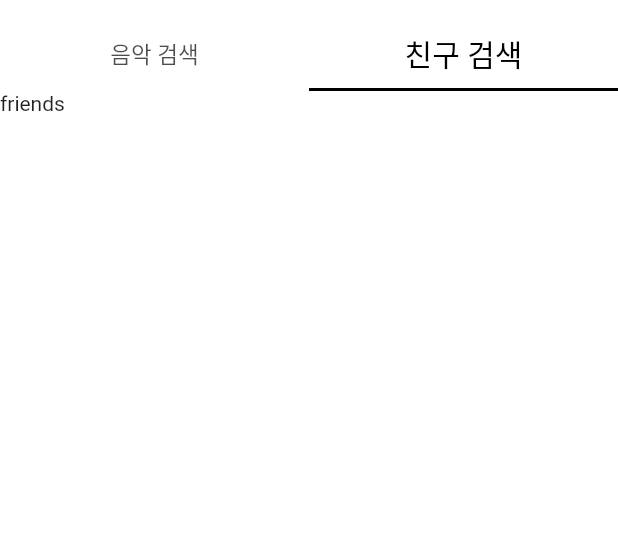
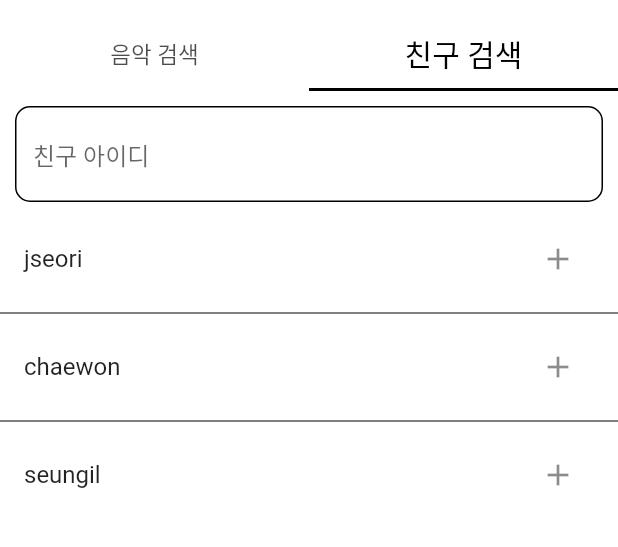
Before and after one commit to redundant4u/MusicMate, a Flutter app: the SearchPage screen opened directly, tab 2 chosen, on a phone screen of 412 x 824 dp, the part 65-612 px from its top. Run offline on Flutter 3.47's test engine with Material 2 defaults, Android fonts, the phone set to English and light mode, and no system bars; our stand-ins replace audioplayers, sqflite; accounts and stored records are empty.

Commit message:
[S] Add major function 2

```diff
--- a/music_mate/lib/DB/DBHelper.dart
+++ b/music_mate/lib/DB/DBHelper.dart
@@ -18,8 +18,9 @@ class DB {
       join(await getDatabasesPath(), databaseName),
       version: 1,
       onCreate: (Database db, int version) async {
-        await db.execute("CREATE TABLE user   (id INTEGER PRIMARY KEY AUTOINCREMENT NOT NULL, name TEXT, nick_name TEXT, password TEXT)");
+        await db.execute("CREATE TABLE user   (id INTEGER PRIMARY KEY AUTOINCREMENT NOT NULL, name TEXT, nickName TEXT, password TEXT)");
         await db.execute("CREATE TABLE music  (id INTEGER PRIMARY KEY AUTOINCREMENT NOT NULL, name TEXT, artist TEXT, url TEXT)");
+        await db.execute("CREATE TABLE friend (id INTEGER PRIMARY KEY AUTOINCREMENT NOT NULL, name TEXT, nickName TEXT)");
 
         await db.execute("INSERT INTO music VALUES(1, '걘 아니야 pt.2', 'PENOMECO', 'https://p.scdn.co/mp3-preview/2ac71d872afdd43422743ab5bb87c863bb312db6?cid=774b29d4f13844c495f206cafdad9c86')");
         await db.execute("INSERT INTO music VALUES(2, 'ASAP', 'STAYC', 'https://p.scdn.co/mp3-preview/a81224931c8796a921098700579c8df28f1404ea?cid=774b29d4f13844c495f206cafdad9c86')");
--- a/music_mate/lib/DB/User.dart
+++ b/music_mate/lib/DB/User.dart
@@ -12,6 +12,7 @@ Future<User> getUser() async {
     _user = User(
       name    : _maps[0]['name'],
       nickName: _maps[0]['nickName'],
+      password: _maps[0]['password']
     );
   }
 
--- /dev/null
+++ b/music_mate/lib/Models/Friend.dart
@@ -0,0 +1,14 @@
+import './Music.dart';
+
+class Friend {
+  String? name, nickName;
+
+  Friend({ this.name, this.nickName });
+
+  Map<String, dynamic> toMap() {
+    return {
+      'name': name,
+      'nickName': nickName,
+    };
+  }
+}
--- a/music_mate/lib/Pages/Search/FriendsPage.dart
+++ b/music_mate/lib/Pages/Search/FriendsPage.dart
@@ -1,4 +1,7 @@
 import 'package:flutter/material.dart';
+import 'package:test/DB/Friend.dart';
+
+import '../../Models/Friend.dart';
 
 class FriendsPage extends StatefulWidget {
   @override
@@ -6,8 +9,62 @@ class FriendsPage extends StatefulWidget {
 }
 
 class _FriendsPageState extends State<FriendsPage> {
+  TextEditingController _textController = TextEditingController(text: '');
+  List<Friend>? friendsList = [
+    Friend(name: 'jseori', nickName: '설'),
+    Friend(name: 'chaewon', nickName: '채원'),
+    Friend(name: 'seungil', nickName: '승길'),
+  ];
+
   @override
   Widget build(BuildContext context) {
-    return Text('friends');
+    return Container(
+      child: Column(
+        children: <Widget>[
+          Container(
+            margin: const EdgeInsets.all(10.0),
+            child: TextField(
+              controller: _textController,
+              decoration: InputDecoration(
+                hintText: '친구 아이디',
+                enabledBorder: OutlineInputBorder(
+                  borderSide: BorderSide(width: 1.0, color: Colors.black),
+                  borderRadius: BorderRadius.circular(10.0)
+                ),
+                focusedBorder: OutlineInputBorder(
+                  borderSide: BorderSide(width: 1.0, color: Colors.black),
+                  borderRadius: BorderRadius.circular(10.0)
+                )
+              ),
+              onEditingComplete: () {
+                setState(() {
+                  // friendsList = apiRequest();
+                });
+              }
+            ),
+          ),
+
+          Expanded(
+            child: ListView.separated(
+              shrinkWrap: true,
+              separatorBuilder: (context, index) => Divider(color: Colors.black),
+              itemCount: friendsList!.length,
+              itemBuilder: (context, index) {
+                return ListTile(
+                  title: Text(friendsList![index].name!),
+                  trailing: IconButton(
+                    icon: Icon(Icons.add),
+                    onPressed: () {
+                      friendInsert(friendsList![index]);
+                      print('insert!');
+                    },
+                  ),
+                );
+              },
+            )
+          )
+        ]
+      )
+    );
   }
 }
--- a/music_mate/lib/Pages/Search/MusicPage.dart
+++ b/music_mate/lib/Pages/Search/MusicPage.dart
@@ -9,7 +9,7 @@ class MusicPage extends StatefulWidget {
 }
 
 class _MusicPageState extends State<MusicPage> {
-  TextEditingController _textEditingController = TextEditingController(text: '');
+  TextEditingController _textController = TextEditingController(text: '');
   List<Music>? musicList = [];
 
   @override
@@ -20,7 +20,7 @@ class _MusicPageState extends State<MusicPage> {
           Container(
             margin: const EdgeInsets.all(10.0),
             child: TextField(
-              controller: _textEditingController,
+              controller: _textController,
               decoration: InputDecoration(
                 hintText: '음악 제목',
                 enabledBorder: OutlineInputBorder(
@@ -34,7 +34,7 @@ class _MusicPageState extends State<MusicPage> {
               ),
               onEditingComplete: () {
                 setState(() {
-                  musicList = apiRequest(_textEditingController.text);
+                  musicList = apiRequest(_textController.text);
                 });
               },
             ),
```
Also changed, not shown: music_mate/lib/DB/Friend.dart (added, +27 -0 lines), music_mate/lib/Pages/MainPage.dart (+15 -3 lines), music_mate/lib/Pages/MusicListPage.dart (+60 -43 lines), music_mate/lib/Pages/PrivacyInformation.dart (+10 -0 lines), music_mate/lib/Pages/SettingPage.dart (+5 -2 lines), music_mate/lib/Pages/SignUpPage.dart (+16 -3 lines).
